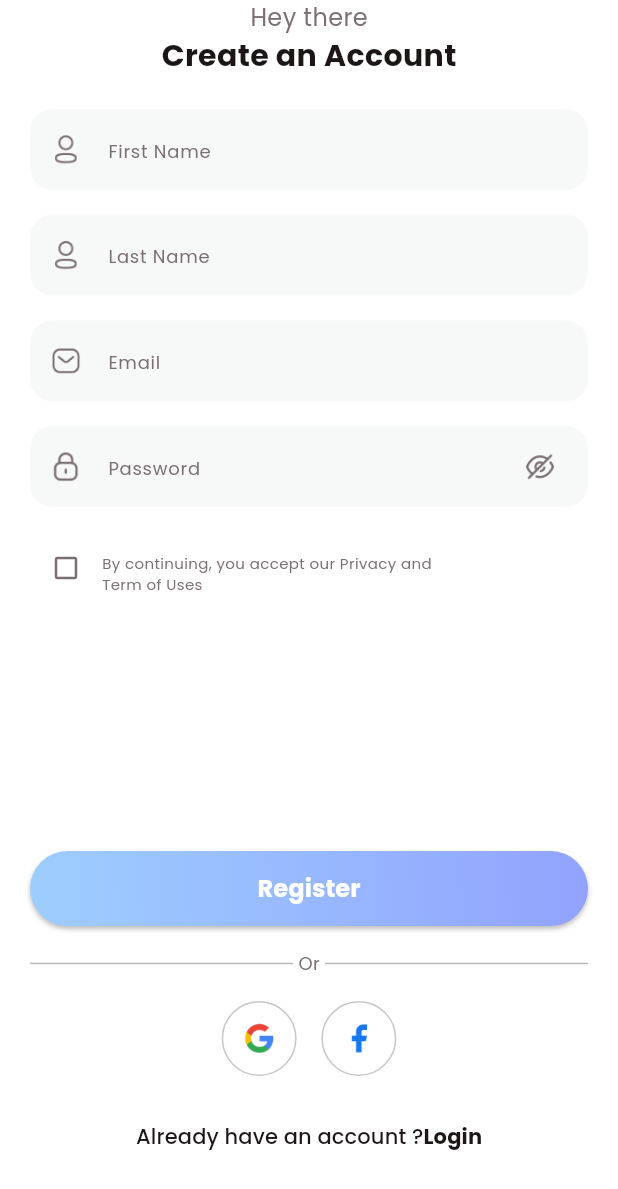
After one commit to Moubarak321/fitnessapp, a Flutter app: the SignupView screen opened directly, on a phone screen of 412 x 824 dp. The commit adds this screen. Shown: the top 1189 px of the screen. Run offline on Flutter 3.47's test engine with Material 3 defaults, Android fonts, the phone set to English and light mode, and no system bars.

Commit message:
Edition de la page d'inscription

```diff
--- a/lib/common/color_extension.dart
+++ b/lib/common/color_extension.dart
@@ -13,4 +13,6 @@ class Tcolor {
   static Color get black => const Color(0xff1D1617);
   static Color get grey => const Color(0xff7B6F72);
   static Color get white => Colors.white;
+
+  static Color get ligthGrey => const Color(0xffF7f8f8);
 }
--- a/lib/common_widget/round_button.dart
+++ b/lib/common_widget/round_button.dart
@@ -10,7 +10,7 @@ class RoundButton extends StatelessWidget {
   const RoundButton(
       {super.key,
       required this.title,
-      this.type = RoundButtonType.textGradient,
+      this.type = RoundButtonType.bgGradient,
       required this.onPressed});
 
   @override
--- /dev/null
+++ b/lib/common_widget/round_textField.dart
@@ -0,0 +1,56 @@
+import "package:fitnessapp/common/color_extension.dart";
+import "package:flutter/material.dart";
+
+class RoundTextField extends StatelessWidget {
+  final TextEditingController? controller;
+  final TextInputType? keyboardType;
+  final String hitText;
+  final String icon;
+  final bool obscureText;
+  final Widget? rightIcon;
+  final EdgeInsets? margin;
+  const RoundTextField(
+      {super.key,
+      required this.hitText,
+      required this.icon,
+      this.controller,
+      this.margin,
+      this.keyboardType,
+      this.obscureText = false,
+      this.rightIcon});
+
+  @override
+  Widget build(BuildContext context) {
+    return Container(
+      margin: margin,
+      decoration: BoxDecoration(
+          color: Tcolor.ligthGrey, borderRadius: BorderRadius.circular(15)),
+      child: TextField(
+        controller: controller,
+        keyboardType: keyboardType,
+        obscureText: obscureText,
+        decoration: InputDecoration(
+          contentPadding:
+              const EdgeInsets.symmetric(vertical: 15, horizontal: 15),
+          enabledBorder: InputBorder.none,
+          focusedBorder: InputBorder.none,
+          hintText: hitText,
+          suffixIcon: rightIcon,
+          prefixIcon: Container(
+            alignment: Alignment.center,
+            width: 20,
+            height: 20,
+            child: Image.asset(
+              icon,
+              width: 20,
+              height: 20,
+              fit: BoxFit.contain,
+              color: Tcolor.grey,
+            ),
+          ),
+          hintStyle: TextStyle(color: Tcolor.grey, fontSize: 12),
+        ),
+      ),
+    );
+  }
+}
--- /dev/null
+++ b/lib/screens/login/signup_view.dart
@@ -0,0 +1,227 @@
+import "package:fitnessapp/common/color_extension.dart";
+import "package:fitnessapp/common_widget/round_button.dart";
+import "package:fitnessapp/common_widget/round_textField.dart";
+import "package:flutter/material.dart";
+
+class SignupView extends StatefulWidget {
+  const SignupView({super.key});
+
+  @override
+  State<SignupView> createState() => _SignupViewState();
+}
+
+class _SignupViewState extends State<SignupView> {
+  bool isCheck = false;
+  @override
+  Widget build(BuildContext context) {
+    var media = MediaQuery.of(context).size;
+    return Scaffold(
+      backgroundColor: Tcolor.white,
+      body: SingleChildScrollView(
+        child: SafeArea(
+          child: Padding(
+            padding: const EdgeInsets.symmetric(
+              horizontal: 20,
+            ),
+            child: Column(
+              crossAxisAlignment: CrossAxisAlignment.center,
+              children: [
+                Text(
+                  "Hey there",
+                  style: TextStyle(color: Tcolor.grey, fontSize: 16),
+                ),
+                Text(
+                  "Create an Account",
+                  style: TextStyle(
+                      color: Tcolor.black,
+                      fontSize: 20,
+                      fontWeight: FontWeight.w700),
+                ),
+                SizedBox(
+                  height: media.width * 0.05,
+                ),
+                const RoundTextField(
+                  hitText: "First Name",
+                  icon: "assets/images/user_text.png",
+                ),
+                SizedBox(
+                  height: media.width * 0.04,
+                ),
+                const RoundTextField(
+                  hitText: "Last Name",
+                  icon: "assets/images/user_text.png",
+                ),
+                SizedBox(
+                  height: media.width * 0.04,
+                ),
+                const RoundTextField(
+                    hitText: "Email",
+                    icon: "assets/images/email.png",
+                    keyboardType: TextInputType.emailAddress),
+                SizedBox(
+                  height: media.width * 0.04,
+                ),
+                RoundTextField(
+                  hitText: "Password",
+                  icon: "assets/images/lock.png",
+                  keyboardType: TextInputType.emailAddress,
+                  obscureText: true,
+                  rightIcon: TextButton(
+                    onPressed: () {},
+                    child: Container(
+                      alignment: Alignment.center,
+                      width: 20,
+                      height: 20,
+                      child: Image.asset(
+                        "assets/images/show_password.png",
+                        width: 20,
+                        height: 20,
+                        fit: BoxFit.contain,
+                        color: Tcolor.grey,
+                      ),
+                    ),
+                  ),
+                ),
+                SizedBox(
+                  height: media.width * 0.04,
+                ),
+                Row(
+                  children: [
+                    IconButton(
+                      onPressed: () {
+                        setState(() {
+                          isCheck = !isCheck;
+                        });
+                      },
+                      icon: Icon(
+                          isCheck
+                              ? Icons.check_box_outlined
+                              : Icons.check_box_outline_blank_outlined,
+                          color: Tcolor.grey,
+                          size: 20),
+                    ),
+                    Padding(
+                      padding: const EdgeInsets.only(top: 8),
+                      child: Text(
+                        "By continuing, you accept our Privacy and\nTerm of Uses",
+                        style: TextStyle(color: Tcolor.grey, fontSize: 10),
+                      ),
+                    )
+                  ],
+                ),
+                SizedBox(
+                  height: media.width * 0.4,
+                ),
+                RoundButton(title: "Register", onPressed: () {}),
+                SizedBox(
+                  height: media.width * 0.04,
+                ),
+                Row(
+                  children: [
+                    Expanded(
+                      child: Container(
+                        height: 1,
+                        color: Tcolor.grey.withOpacity(0.5),
+                      ),
+                    ),
+                    Text(
+                      " Or ",
+                      style: TextStyle(color: Tcolor.grey, fontSize: 12),
+                    ),
+                    Expanded(
+                      child: Container(
+                        height: 1,
+                        color: Tcolor.grey.withOpacity(0.5),
+                      ),
+                    ),
+                  ],
+                ),
+                SizedBox(
+                  height: media.width * 0.04,
+                ),
+                Row(
+                  mainAxisAlignment: MainAxisAlignment.center,
+                  children: [
+                    GestureDetector(
+                      onTap: () {},
+                      child: Container(
+                        width: 50,
+                        height: 50,
+                        alignment: Alignment.center,
+                        decoration: BoxDecoration(
+                          color: Tcolor.white,
+                          border: Border.all(
+                            width: 1,
+                            color: Tcolor.grey.withOpacity(0.4),
+                          ),
+                          borderRadius: BorderRadius.circular(25),
+                        ),
+                        child: Image.asset(
+                          'assets/images/google.png',
+                          width: 20,
+                          height: 20,
+                        ),
+                      ),
+                    ),
+                    SizedBox(
+                      width: media.width * 0.04,
+                    ),
+                    GestureDetector(
+                      onTap: () {},
+                      child: Container(
+                        width: 50,
+                        height: 50,
+                        alignment: Alignment.center,
+                        decoration: BoxDecoration(
+                          color: Tcolor.white,
+                          border: Border.all(
+                            width: 1,
+                            color: Tcolor.grey.withOpacity(0.4),
+                          ),
+                          borderRadius: BorderRadius.circular(25),
+                        ),
+                        child: Image.asset(
+                          'assets/images/facebook.png',
+                          width: 20,
+                          height: 20,
+                        ),
+                      ),
+                    ),
+                  ],
+                ),
+                SizedBox(
+                  height: media.width * 0.04,
+                ),
+                TextButton(
+                  onPressed: () {},
+                  child: Row(
+                    mainAxisSize: MainAxisSize.min,
+                    children: [
+                      Text(
+                        "Already have an account ?",
+                        style: TextStyle(
+                          color: Tcolor.black,
+                          fontSize: 14,
+                        ),
+                      ),
+                      Text(
+                        "Login",
+                        style: TextStyle(
+                            color: Tcolor.black,
+                            fontSize: 14,
+                            fontWeight: FontWeight.w700),
+                      ),
+                    ],
+                  ),
+                ),
+                SizedBox(
+                  height: media.width * 0.04,
+                ),
+              ],
+            ),
+          ),
+        ),
+      ),
+    );
+  }
+}
--- a/lib/screens/on_boarding/on_boarding_view.dart
+++ b/lib/screens/on_boarding/on_boarding_view.dart
@@ -1,5 +1,6 @@
 import "package:fitnessapp/common/color_extension.dart";
 import "package:fitnessapp/common_widget/on_boarding_page.dart";
+import "package:fitnessapp/screens/login/signup_view.dart";
 import "package:flutter/material.dart";
 
 class OnboardingView extends StatefulWidget {
@@ -99,12 +100,17 @@ class _OnboardingViewState extends State<OnboardingView> {
                             // open welcome screen
                             selectPage = selectPage + 1;
                             controller.animateToPage(selectPage,
-                                duration: const Duration(milliseconds: 600),
-                                curve: Curves.bounceInOut);
+                                duration: const Duration(milliseconds: 900),
+                                curve: Curves.easeInExpo);
                             // controller.jumpToPage(selectPage);
                             setState(() {});
                           } else {
-                            print("open welcome project");
+                            // print("open welcome project");
+                            Navigator.push(
+                              context,
+                              MaterialPageRoute(
+                                  builder: (context) => const SignupView()),
+                            );
                           }
                         },
                       )),
```
